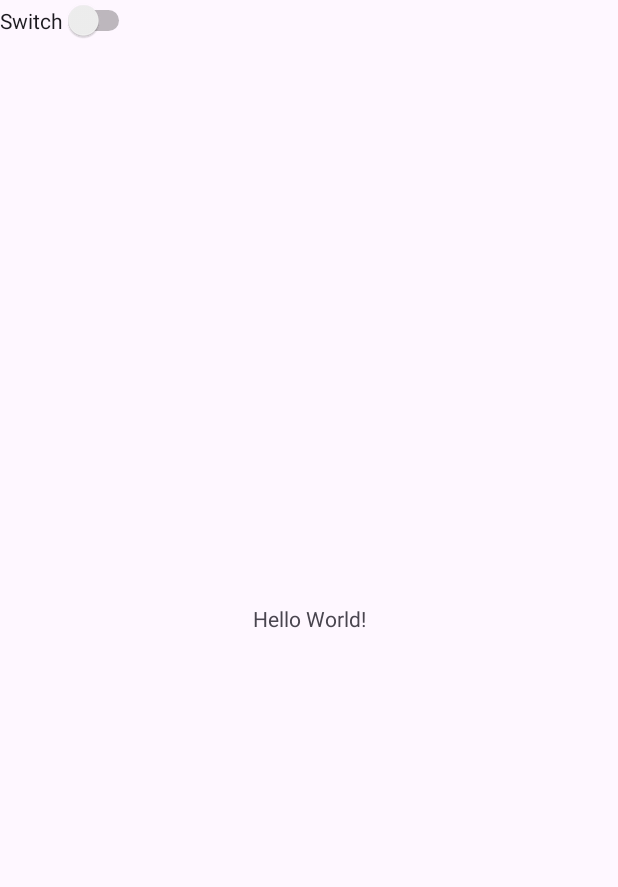
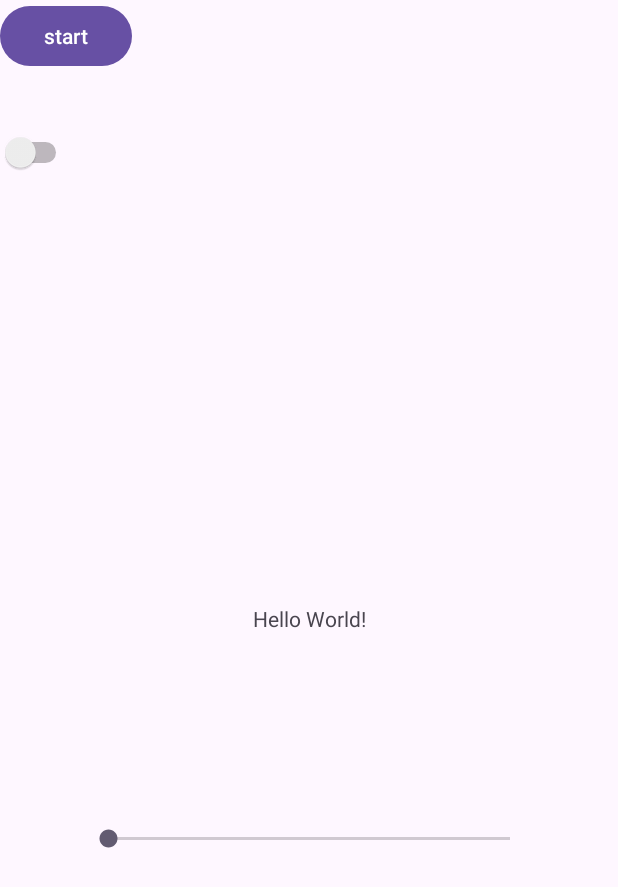
Before and after one commit to Jhggzxcv/EliavTsfApp, an Android app: the screen it shows after launch (MainActivity), on a phone screen of 412 x 824 dp. Shown: the top 887 px of the screen. Run offline under Robolectric (Android 15) with nearby library versions, the phone set to English and light mode, and no system bars.

Commit message:
added swich button

```diff
--- a/app/src/main/java/com/eliavtsf/eliavapplication/MainActivity.java
+++ b/app/src/main/java/com/eliavtsf/eliavapplication/MainActivity.java
@@ -2,6 +2,8 @@ package com.eliavtsf.eliavapplication;
 
 import android.os.Bundle;
 import android.view.View;
+import android.view.View.OnClickListener;
+import android.widget.Button;
 import android.widget.CompoundButton;
 import android.widget.Switch;
 import android.widget.Toast;
@@ -13,9 +15,11 @@ import androidx.core.graphics.Insets;
 import androidx.core.view.ViewCompat;
 import androidx.core.view.WindowInsetsCompat;
 
-public class MainActivity extends AppCompatActivity implements CompoundButton.OnCheckedChangeListener {
+public class MainActivity extends AppCompatActivity
+        implements CompoundButton.OnCheckedChangeListener, OnClickListener {
 
     Switch swich1;
+    Button button1;
     @Override
     protected void onCreate(Bundle savedInstanceState) {
         super.onCreate(savedInstanceState);
@@ -27,7 +31,9 @@ public class MainActivity extends AppCompatActivity implements CompoundButton.On
             return insets;
         });
         swich1=findViewById(R.id.swEliavtsf);   //אחרת יהיה NULL
-        swich1.setOnCheckedChangeListener(this);  //אחרת לא יקרה כלום
+        swich1.setOnCheckedChangeListener(this);//אחרת לא יקרה כלום
+        button1=findViewById(R.id.button1);
+        button1.setOnClickListener(this);
     }
 
 
@@ -40,4 +46,10 @@ public class MainActivity extends AppCompatActivity implements CompoundButton.On
 
 
     }
+
+    @Override
+    public void onClick(View view) {
+      int random=(int)  (Math.random()*100)+1;
+
+    }
 }
--- a/app/src/main/res/layout/activity_main.xml
+++ b/app/src/main/res/layout/activity_main.xml
@@ -18,12 +18,35 @@
 
     <Switch
         android:id="@+id/swEliavtsf"
+        android:layout_width="48dp"
+        android:layout_height="wrap_content"
+        android:text="בדיקת ניחוש"
+        tools:layout_editor_absoluteX="160dp"
+        tools:layout_editor_absoluteY="130dp"
+        tools:ignore="MissingConstraints,UseSwitchCompatOrMaterialXml" />
+
+    <Button
+        android:id="@+id/button1"
         android:layout_width="wrap_content"
         android:layout_height="wrap_content"
-        android:text="Switch"
-        tools:layout_editor_absoluteX="139dp"
-        tools:layout_editor_absoluteY="136dp"
-        tools:ignore="MissingConstraints,UseSwitchCompatOrMaterialXml" />
+        android:text="start"
+        tools:layout_editor_absoluteX="150dp"
+        tools:layout_editor_absoluteY="600dp"
+        tools:ignore="MissingConstraints" />
+
+    <SeekBar
+        android:id="@+id/seek1"
+        android:layout_width="300dp"
+        android:layout_height="30dp"
+        android:layout_marginStart="55dp"
+        android:layout_marginEnd="56dp"
+        android:layout_marginBottom="250dp"
+        android:text="you can enter your guess"
+        app:layout_constraintBottom_toBottomOf="parent"
+        app:layout_constraintEnd_toEndOf="parent"
+        app:layout_constraintStart_toStartOf="parent"
+        app:layout_constraintTop_toTopOf="parent"
+        app:layout_constraintVertical_bias="1.0" />
 
 
 </androidx.constraintlayout.widget.ConstraintLayout>
```
